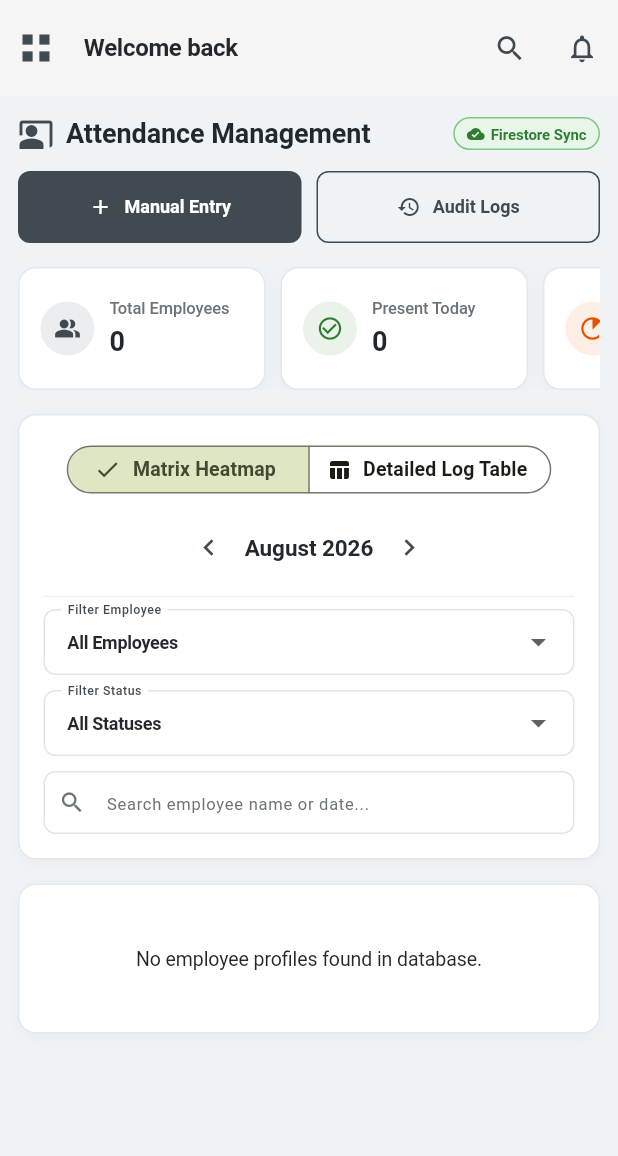
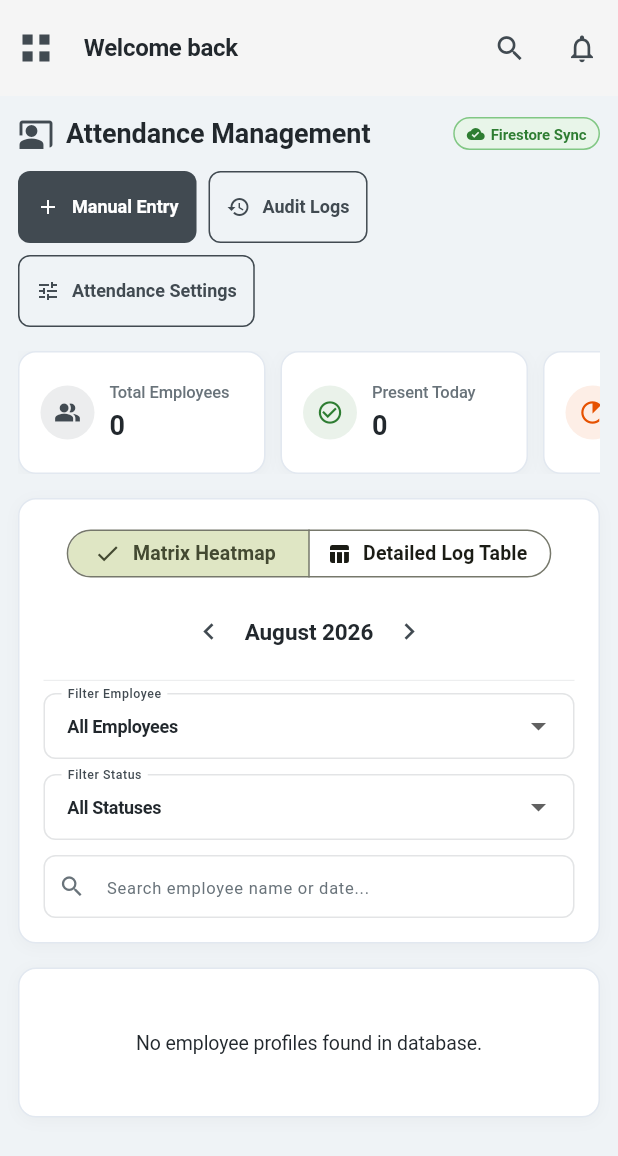
Before and after one commit to Ariyavasanth/i_green-App, a Flutter app: the AttendanceManagementPage screen opened by its route, on a phone screen of 412 x 824 dp. Shown: the top 1156 px of the screen. Run offline on Flutter 3.47's test engine with Material 3 defaults, Android fonts, the phone set to English and light mode, and no system bars; our stand-ins replace camera, cloud_firestore, file_picker, firebase_core, firebase_storage, fl_chart and 9 more; missing offline and left inert: dart:html, desktop_drop, flutter_sound, flutter_webrtc; accounts and stored records are empty.

Commit message:
refactor(attendance): move attendance settings to management page

```diff
--- a/lib/features/app_shell/presentation/app_shell.dart
+++ b/lib/features/app_shell/presentation/app_shell.dart
@@ -114,12 +114,6 @@ class AppShell extends ConsumerWidget {
       'Attendance',
       '/attendance',
       Icons.calendar_month_outlined,
-      'Employee',
-    ),
-    SidebarDestination(
-      'Attendance Settings',
-      '/attendance-settings',
-      Icons.tune_outlined,
       'Employee',
     ),
     SidebarDestination(
--- a/lib/features/attendance_management/presentation/attendance_management_page.dart
+++ b/lib/features/attendance_management/presentation/attendance_management_page.dart
@@ -1,5 +1,6 @@
 import 'package:flutter/material.dart';
 import 'package:flutter_riverpod/flutter_riverpod.dart';
+import 'package:go_router/go_router.dart';
 import 'package:intl/intl.dart';
 
 import '../../../core/theme/app_colors.dart';
@@ -155,10 +156,11 @@ class _AttendanceManagementPageState extends ConsumerState<AttendanceManagementP
             ],
           ),
           const SizedBox(height: 12),
-          Row(
+          Wrap(
+            spacing: 8,
+            runSpacing: 8,
             children: [
-              Expanded(
-                child: ElevatedButton.icon(
+              ElevatedButton.icon(
                 style: ElevatedButton.styleFrom(
                   backgroundColor: AppColors.active,
                   foregroundColor: Colors.white,
@@ -172,10 +174,7 @@ class _AttendanceManagementPageState extends ConsumerState<AttendanceManagementP
                   style: TextStyle(fontWeight: FontWeight.bold, fontSize: 12),
                 ),
               ),
-              ),
-              const SizedBox(width: 10),
-              Expanded(
-                child: OutlinedButton.icon(
+              OutlinedButton.icon(
                 style: OutlinedButton.styleFrom(
                   foregroundColor: const Color(0xFF414A51),
                   side: const BorderSide(color: Color(0xFF414A51)),
@@ -186,6 +185,16 @@ class _AttendanceManagementPageState extends ConsumerState<AttendanceManagementP
                 icon: const Icon(Icons.history, size: 16),
                 label: const Text('Audit Logs', style: TextStyle(fontSize: 12, fontWeight: FontWeight.bold)),
               ),
+              OutlinedButton.icon(
+                style: OutlinedButton.styleFrom(
+                  foregroundColor: const Color(0xFF414A51),
+                  side: const BorderSide(color: Color(0xFF414A51)),
+                  padding: const EdgeInsets.symmetric(horizontal: 12, vertical: 10),
+                  shape: RoundedRectangleBorder(borderRadius: BorderRadius.circular(8)),
+                ),
+                onPressed: () => context.push('/attendance-settings'),
+                icon: const Icon(Icons.tune, size: 16),
+                label: const Text('Attendance Settings', style: TextStyle(fontSize: 12, fontWeight: FontWeight.bold)),
               ),
             ],
           ),
@@ -251,6 +260,18 @@ class _AttendanceManagementPageState extends ConsumerState<AttendanceManagementP
           onPressed: () => _openAuditLogsDialog(context),
           icon: const Icon(Icons.history, size: 18),
           label: const Text('Audit Logs'),
+        ),
+        const SizedBox(width: 10),
+        OutlinedButton.icon(
+          style: OutlinedButton.styleFrom(
+            foregroundColor: const Color(0xFF414A51),
+            side: const BorderSide(color: Color(0xFF414A51)),
+            padding: const EdgeInsets.symmetric(horizontal: 14, vertical: 12),
+            shape: RoundedRectangleBorder(borderRadius: BorderRadius.circular(8)),
+          ),
+          onPressed: () => context.push('/attendance-settings'),
+          icon: const Icon(Icons.tune, size: 18),
+          label: const Text('Attendance Settings'),
         ),
       ],
     );
```
Also changed, not shown: lib/features/attendance_settings/presentation/attendance_settings_page.dart (+14 -4 lines). Lines whose indentation alone changed are shown as unchanged.
